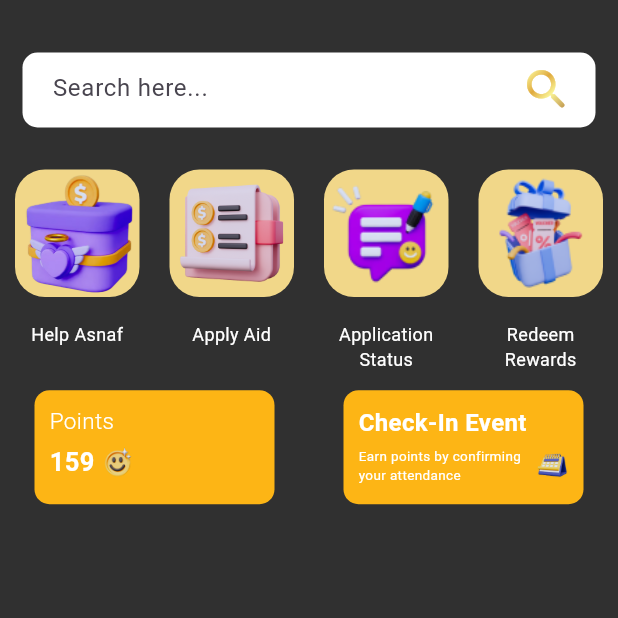
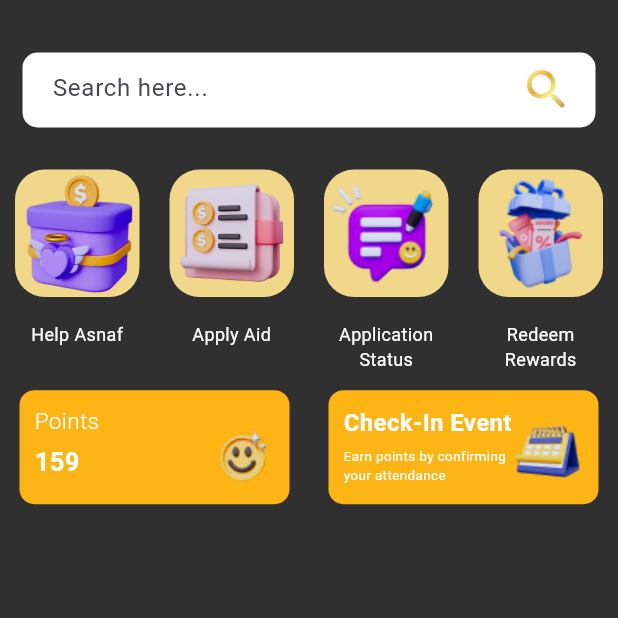
Before and after one commit to intanaqilah-mf/kitatongtong, a Flutter app: the screen it shows after launch, on a phone screen of 412 x 824 dp, the top half of it. Run offline on Flutter 3.47's test engine with Material 3 defaults, Android fonts, the phone set to English and light mode, and no system bars.

Commit message:
Properly position User points

```diff
--- a/lib/widgets/UserPoints.dart
+++ b/lib/widgets/UserPoints.dart
@@ -13,17 +13,19 @@ class UserPoints extends StatelessWidget {
           children: [
             Container(
               height: 76,
-              width: 160,
+              width: 180,
               margin: EdgeInsets.symmetric(vertical: 8, horizontal: 10),
               padding: EdgeInsets.all(10),
               decoration: BoxDecoration(
                 color: Color(0xFFFDB515),
                 borderRadius: BorderRadius.all(Radius.circular(10)),
               ),
-              child: Column(
-                crossAxisAlignment: CrossAxisAlignment.start, // Align text to the left
+              child: Stack(
                 children: [
-                  // Points Title
+                  // Points Text
+                  Column(
+                    crossAxisAlignment: CrossAxisAlignment.start,
+                    children: [
                       Text(
                         "Points",
                         style: TextStyle(
@@ -32,11 +34,7 @@ class UserPoints extends StatelessWidget {
                           color: Colors.white,
                         ),
                       ),
-                  SizedBox(height: 5), // Space between title and value
-                  // Row with Points Value and Smiley Icon
-                  Row(
-                    mainAxisAlignment: MainAxisAlignment.start,
-                    children: [
+                      SizedBox(height: 5),
                       Text(
                         "159",
                         style: TextStyle(
@@ -45,13 +43,18 @@ class UserPoints extends StatelessWidget {
                           color: Colors.white,
                         ),
                       ),
-                      SizedBox(width: 5),
-                      Image.asset(
+                    ],
+                  ),
+                  // Smiley Icon (Overlay on the right)
+                  Positioned(
+                    top: 14, // Adjust this to position it relative to the top
+                    right: 0, // Align it to the right
+                    child: Image.asset(
                       "assets/Smiley.png",
-                        height: 20,
+                      height: 40, // Adjust the size here
+                      width: 40,
                       fit: BoxFit.contain,
                     ),
-                    ],
                   ),
                 ],
               ),
@@ -62,18 +65,24 @@ class UserPoints extends StatelessWidget {
         Column(
           children: [
             Container(
-              height: 76,
-              width: 160,
+              height: 76, // Increased height for better alignment
+              width: 180,
               margin: EdgeInsets.symmetric(vertical: 8, horizontal: 10),
               padding: EdgeInsets.all(10),
               decoration: BoxDecoration(
                 color: Color(0xFFFDB515),
                 borderRadius: BorderRadius.all(Radius.circular(10)),
               ),
+              child: Stack(
+                children: [
+                  // Check-In Event Text
+                  Positioned(
+                    top: 0,
+                    left: 0,
+                    right: 0,
                     child: Column(
-                crossAxisAlignment: CrossAxisAlignment.start, // Align text to the left
+                      crossAxisAlignment: CrossAxisAlignment.start,
                       children: [
-                  // Check-In Event Title
                         Text(
                           "Check-In Event",
                           style: TextStyle(
@@ -82,28 +91,28 @@ class UserPoints extends StatelessWidget {
                             color: Colors.white,
                           ),
                         ),
-                  SizedBox(height: 4), // Space between title and description
-                  // Row with Description and Calendar Icon
-                  Row(
-                    mainAxisAlignment: MainAxisAlignment.start,
-                    children: [
-                      Expanded(
-                        child: Text(
-                          "Earn points by confirming your attendance",
+                        SizedBox(height: 4),
+                        Text(
+                          "Earn points by confirming\nyour attendance",
                           style: TextStyle(
                             fontSize: 9,
                             fontWeight: FontWeight.normal,
                             color: Colors.white,
                           ),
                         ),
+                      ],
                     ),
-                      SizedBox(width: 5), // Space between text and icon
-                      Image.asset(
+                  ),
+                  // Calendar Icon (Stacked)
+                  Positioned(
+                    bottom: 0, // Positioned at the bottom of the container
+                    right: 0, // Aligned to the right
+                    child: Image.asset(
                       "assets/calendar.png", // Replace with your asset
-                        height: 20,
+                      height: 50, // Adjust the size here
+                      width: 50,
                       fit: BoxFit.contain,
                     ),
-                    ],
                   ),
                 ],
               ),
```
Lines whose indentation alone changed are shown as unchanged.
